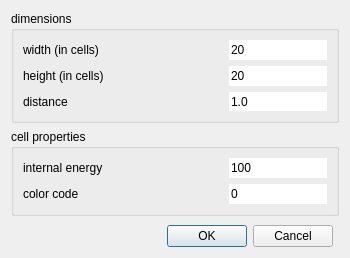
Qt form source/Gui/NewRectangleDialog.ui (chrxh/alien) before a commit.
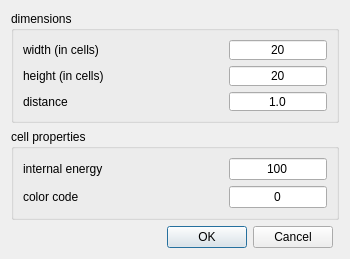
The same form after that commit.

The edit to the form file:
```diff
--- a/source/Gui/NewRectangleDialog.ui
+++ b/source/Gui/NewRectangleDialog.ui
@@ -48,7 +48,10 @@
          <string>20</string>
         </property>
         <property name="frame">
-         <bool>false</bool>
+         <bool>true</bool>
+        </property>
+        <property name="alignment">
+         <set>Qt::AlignCenter</set>
         </property>
        </widget>
       </item>
@@ -65,7 +68,10 @@
          <string>20</string>
         </property>
         <property name="frame">
-         <bool>false</bool>
+         <bool>true</bool>
+        </property>
+        <property name="alignment">
+         <set>Qt::AlignCenter</set>
         </property>
        </widget>
       </item>
@@ -82,7 +88,10 @@
          <string>1.0</string>
         </property>
         <property name="frame">
-         <bool>false</bool>
+         <bool>true</bool>
+        </property>
+        <property name="alignment">
+         <set>Qt::AlignCenter</set>
         </property>
        </widget>
       </item>
@@ -111,7 +120,10 @@
          <string>100</string>
         </property>
         <property name="frame">
-         <bool>false</bool>
+         <bool>true</bool>
+        </property>
+        <property name="alignment">
+         <set>Qt::AlignCenter</set>
         </property>
        </widget>
       </item>
@@ -143,7 +155,10 @@
          <string>0</string>
         </property>
         <property name="frame">
-         <bool>false</bool>
+         <bool>true</bool>
+        </property>
+        <property name="alignment">
+         <set>Qt::AlignCenter</set>
         </property>
        </widget>
       </item>
```
